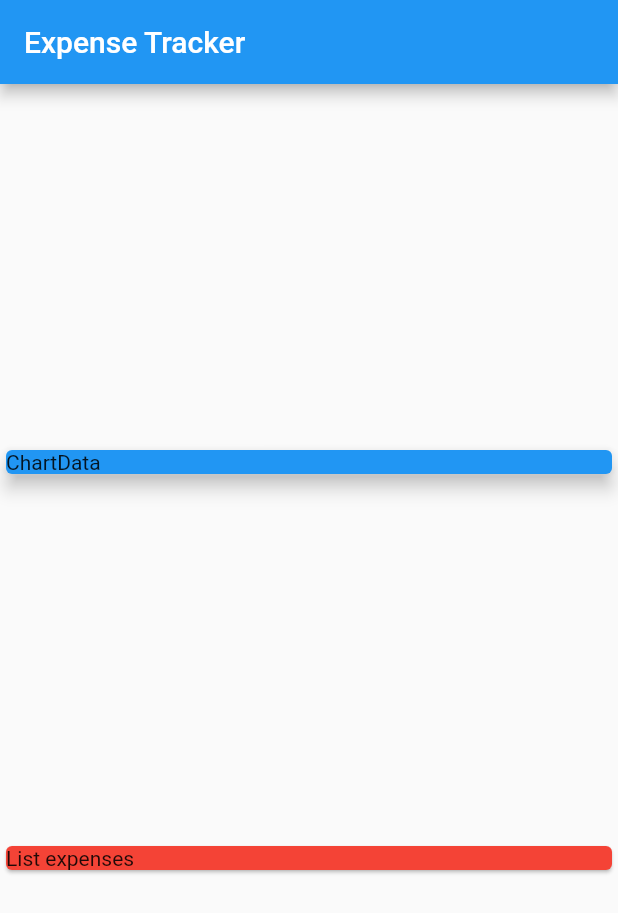
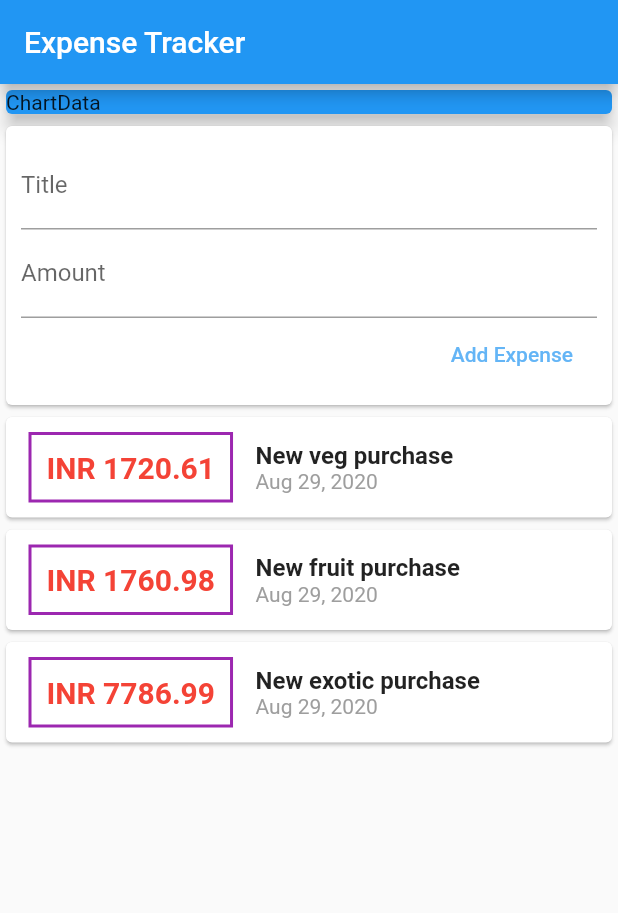
Before and after one commit to alok-hazarika-au2/expenseTrackerFlutter, a Flutter app: the screen it shows after launch, on a phone screen of 412 x 824 dp. Shown: the top 913 px of the screen. Run offline on Flutter 3.47's test engine with Material 2 defaults, Android fonts, the phone set to English and light mode, and no system bars.

Commit message:
Added Input fields

```diff
--- a/exptrc/lib/main.dart
+++ b/exptrc/lib/main.dart
@@ -1,4 +1,7 @@
 import 'package:flutter/material.dart';
+import 'package:intl/intl.dart';
+
+import './transaction.dart';
 
 void main() {
   runApp(MyApp());
@@ -15,6 +18,32 @@ class MyApp extends StatelessWidget {
 }
 
 class MyHomePage extends StatelessWidget {
+  final List<Transaction> transactions = [
+    Transaction(
+      id: 'T1',
+      tittle: 'New veg purchase',
+      amount: 1720.61,
+      date: DateTime.now(),
+    ),
+    Transaction(
+      id: 'T2',
+      tittle: 'New fruit purchase',
+      amount: 1760.98,
+      date: DateTime.now(),
+    ),
+    Transaction(
+      id: 'T3',
+      tittle: 'New exotic purchase',
+      amount: 7786.99,
+      date: DateTime.now(),
+    ),
+  ];
+  // String tittleInput;
+  // String amountInput;
+
+  final tittleController = TextEditingController();
+  final amountController = TextEditingController();
+
   @override
   Widget build(BuildContext context) {
     return Scaffold(
@@ -22,7 +51,7 @@ class MyHomePage extends StatelessWidget {
           title: Text('Expense Tracker'),
         ),
         body: Column(
-          mainAxisAlignment: MainAxisAlignment.spaceEvenly,
+          // mainAxisAlignment: MainAxisAlignment.spaceEvenly,
           crossAxisAlignment: CrossAxisAlignment.stretch,
           children: <Widget>[
             Container(
@@ -34,8 +63,78 @@ class MyHomePage extends StatelessWidget {
               ),
             ),
             Card(
-              color: Colors.red,
-              child: Text('List expenses'),
+              child: Container(
+                padding: EdgeInsets.all(10),
+                child: Column(
+                  crossAxisAlignment: CrossAxisAlignment.end,
+                  children: <Widget>[
+                    TextField(
+                      decoration: InputDecoration(labelText: 'Title'),
+                      controller: tittleController,
+                      // onChanged: (value) {
+                      //   tittleInput = value;
+                      // },
+                    ),
+                    TextField(
+                      decoration: InputDecoration(labelText: 'Amount'),
+                      controller: amountController,
+                      // onChanged: (value) => amountInput = value,
+                    ),
+                    FlatButton(
+                      onPressed: () {
+                        print(tittleController.text);
+                        print(amountController.text);
+                      },
+                      child: Text('Add Expense'),
+                      textColor: Colors.blue[300],
+                    ),
+                  ],
+                ),
+              ),
+            ),
+            Column(
+              children: transactions.map((tx) {
+                return Card(
+                  child: Row(
+                    children: <Widget>[
+                      Container(
+                        margin: EdgeInsets.symmetric(
+                          vertical: 10,
+                          horizontal: 15,
+                        ),
+                        decoration: BoxDecoration(
+                          border: Border.all(color: Colors.purple, width: 2),
+                        ),
+                        padding: EdgeInsets.all(10),
+                        child: Text(
+                          'INR ${tx.amount}',
+                          style: TextStyle(
+                            fontWeight: FontWeight.bold,
+                            fontSize: 20,
+                            color: Colors.red,
+                          ),
+                        ),
+                      ),
+                      Column(
+                        crossAxisAlignment: CrossAxisAlignment.start,
+                        children: <Widget>[
+                          Text(
+                            tx.tittle,
+                            style: TextStyle(
+                                fontSize: 16, fontWeight: FontWeight.bold),
+                          ),
+                          Text(
+                            DateFormat.yMMMd().format(tx.date),
+                            style: TextStyle(
+                              color: Colors.grey,
+                            ),
+                          ),
+                        ],
+                      ),
+                    ],
+                  ),
+                );
+              }).toList(),
             ),
           ],
         ));
--- /dev/null
+++ b/exptrc/lib/transaction.dart
@@ -0,0 +1,15 @@
+import 'package:flutter/foundation.dart';
+
+class Transaction {
+  final String id;
+  final String tittle;
+  final double amount;
+  final DateTime date;
+
+  Transaction({
+    @required this.id,
+    @required this.tittle,
+    @required this.amount,
+    @required this.date,
+  });
+}
--- a/exptrc/pubspec.yaml
+++ b/exptrc/pubspec.yaml
@@ -23,7 +23,7 @@ environment:
 dependencies:
   flutter:
     sdk: flutter
-
+  intl: ^0.16.1
 
   # The following adds the Cupertino Icons font to your application.
   # Use with the CupertinoIcons class for iOS style icons.
```
Also changed, not shown: exptrc/pubspec.lock.
